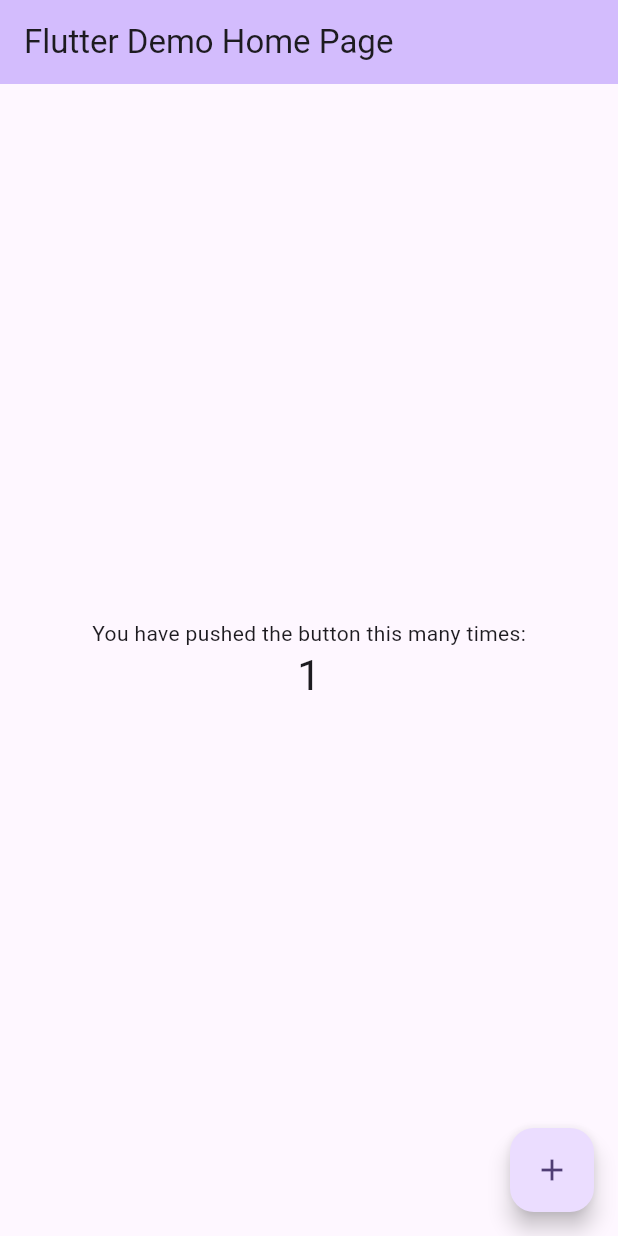
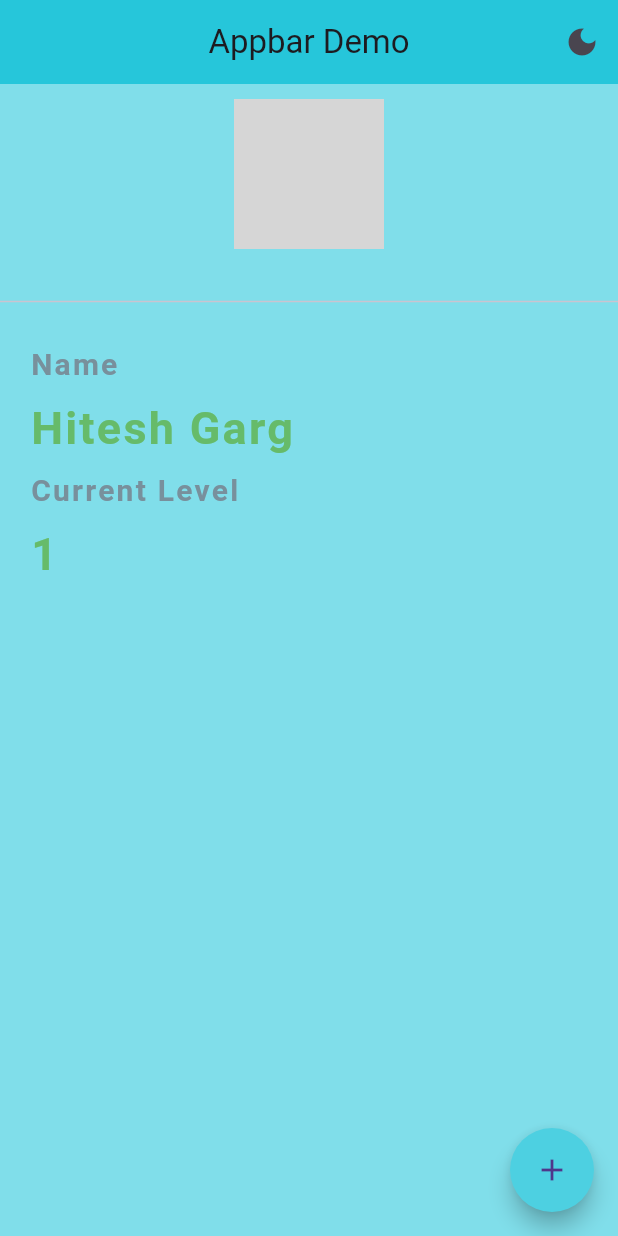
Before and after one commit to hitesh-telekom/flutter-app, a Flutter app: the screen it shows after launch, after a tap on the "add" icon, on a phone screen of 412 x 824 dp. Run offline on Flutter 3.47's test engine with Material 3 defaults, Android fonts, the phone set to English and light mode, and no system bars; network calls fail; grey boxes are pictures that could not be loaded.

Commit message:
added code for level up app

```diff
--- a/lib/main.dart
+++ b/lib/main.dart
@@ -1,125 +1,132 @@
+import 'package:flutter/cupertino.dart';
 import 'package:flutter/material.dart';
 
-void main() {
-  runApp(const MyApp());
+void main() => runApp(const MaterialApp(
+      home: HomePage(),
+    ));
+
+class HomePage extends StatefulWidget {
+  const HomePage({super.key});
+
+  @override
+  State<HomePage> createState() => _HomePageState();
 }
 
-class MyApp extends StatelessWidget {
-  const MyApp({super.key});
-
-  // This widget is the root of your application.
-  @override
-  Widget build(BuildContext context) {
-    return MaterialApp(
-      title: 'Flutter Demo',
-      theme: ThemeData(
-        // This is the theme of your application.
-        //
-        // TRY THIS: Try running your application with "flutter run". You'll see
-        // the application has a purple toolbar. Then, without quitting the app,
-        // try changing the seedColor in the colorScheme below to Colors.green
-        // and then invoke "hot reload" (save your changes or press the "hot
-        // reload" button in a Flutter-supported IDE, or press "r" if you used
-        // the command line to start the app).
-        //
-        // Notice that the counter didn't reset back to zero; the application
-        // state is not lost during the reload. To reset the state, use hot
-        // restart instead.
-        //
-        // This works for code too, not just values: Most code changes can be
-        // tested with just a hot reload.
-        colorScheme: ColorScheme.fromSeed(seedColor: Colors.deepPurple),
-        useMaterial3: true,
-      ),
-      home: const MyHomePage(title: 'Flutter Demo Home Page'),
-    );
-  }
-}
-
-class MyHomePage extends StatefulWidget {
-  const MyHomePage({super.key, required this.title});
-
-  // This widget is the home page of your application. It is stateful, meaning
-  // that it has a State object (defined below) that contains fields that affect
-  // how it looks.
-
-  // This class is the configuration for the state. It holds the values (in this
-  // case the title) provided by the parent (in this case the App widget) and
-  // used by the build method of the State. Fields in a Widget subclass are
-  // always marked "final".
-
-  final String title;
-
-  @override
-  State<MyHomePage> createState() => _MyHomePageState();
-}
-
-class _MyHomePageState extends State<MyHomePage> {
-  int _counter = 0;
-
-  void _incrementCounter() {
-    setState(() {
-      // This call to setState tells the Flutter framework that something has
-      // changed in this State, which causes it to rerun the build method below
-      // so that the display can reflect the updated values. If we changed
-      // _counter without calling setState(), then the build method would not be
-      // called again, and so nothing would appear to happen.
-      _counter++;
-    });
-  }
+class _HomePageState extends State<HomePage> {
+  int level = 0;
+  final double verticalPadding = 3;
+  final double horizontalPadding = 20;
 
   @override
   Widget build(BuildContext context) {
-    // This method is rerun every time setState is called, for instance as done
-    // by the _incrementCounter method above.
-    //
-    // The Flutter framework has been optimized to make rerunning build methods
-    // fast, so that you can just rebuild anything that needs updating rather
-    // than having to individually change instances of widgets.
     return Scaffold(
       appBar: AppBar(
-        // TRY THIS: Try changing the color here to a specific color (to
-        // Colors.amber, perhaps?) and trigger a hot reload to see the AppBar
-        // change color while the other colors stay the same.
-        backgroundColor: Theme.of(context).colorScheme.inversePrimary,
-        // Here we take the value from the MyHomePage object that was created by
-        // the App.build method, and use it to set our appbar title.
-        title: Text(widget.title),
+        title: const Text(
+          "Appbar Demo",
+        ),
+        centerTitle: true,
+        backgroundColor: Colors.cyan[400],
+        actions: [
+          IconButton(
+            onPressed: () {},
+            icon: const Icon(Icons.dark_mode),
+          ),
+        ],
       ),
-      body: Center(
-        // Center is a layout widget. It takes a single child and positions it
-        // in the middle of the parent.
+      body: Container(
+        color: Colors.cyan[200],
         child: Column(
-          // Column is also a layout widget. It takes a list of children and
-          // arranges them vertically. By default, it sizes itself to fit its
-          // children horizontally, and tries to be as tall as its parent.
-          //
-          // Column has various properties to control how it sizes itself and
-          // how it positions its children. Here we use mainAxisAlignment to
-          // center the children vertically; the main axis here is the vertical
-          // axis because Columns are vertical (the cross axis would be
-          // horizontal).
-          //
-          // TRY THIS: Invoke "debug painting" (choose the "Toggle Debug Paint"
-          // action in the IDE, or press "p" in the console), to see the
-          // wireframe for each widget.
-          mainAxisAlignment: MainAxisAlignment.center,
-          children: <Widget>[
-            const Text(
-              'You have pushed the button this many times:',
+          crossAxisAlignment: CrossAxisAlignment.start,
+          children: [
+            Container(
+              padding: const EdgeInsets.symmetric(vertical: 10, horizontal: 0),
+              child: const Center(
+                child: CircleAvatar(
+                  backgroundImage: NetworkImage(
+                      'https://img.freepik.com/free-vector/cute-boy-playing-game-sofa-with-headphone-cartoon-vector-icon-illustration-people-technology_138676-5483.jpg?w=1380&t=st=1709988764~exp=1709989364~hmac=e99b646d7e273696c3b9e4e0b52947922321eb099fa0b2a568d31c8afba2fc16'),
+                  radius: 50,
+                ),
+              ),
             ),
-            Text(
-              '$_counter',
-              style: Theme.of(context).textTheme.headlineMedium,
+            const Divider(
+              height: 50,
+            ),
+            Padding(
+              padding: EdgeInsets.symmetric(
+                vertical: verticalPadding,
+                horizontal: horizontalPadding,
+              ),
+              child: Text(
+                'Name',
+                style: TextStyle(
+                  fontWeight: FontWeight.bold,
+                  fontSize: 20,
+                  color: Colors.blueGrey[400],
+                  letterSpacing: 1.5,
+                ),
+              ),
+            ),
+            Padding(
+              padding: EdgeInsets.symmetric(
+                vertical: verticalPadding,
+                horizontal: horizontalPadding,
+              ),
+              child: Text(
+                'Hitesh Garg',
+                style: TextStyle(
+                  fontWeight: FontWeight.bold,
+                  fontSize: 30,
+                  color: Colors.green[400],
+                  letterSpacing: 1.5,
+                ),
+              ),
+            ),
+            Padding(
+              padding: EdgeInsets.symmetric(
+                vertical: verticalPadding,
+                horizontal: horizontalPadding,
+              ),
+              child: Text(
+                'Current Level',
+                style: TextStyle(
+                  fontWeight: FontWeight.bold,
+                  fontSize: 20,
+                  color: Colors.blueGrey[400],
+                  letterSpacing: 1.5,
+                ),
+              ),
+            ),
+            Padding(
+              padding: EdgeInsets.symmetric(
+                vertical: verticalPadding,
+                horizontal: horizontalPadding,
+              ),
+              child: Text(
+                "$level",
+                style: TextStyle(
+                  fontWeight: FontWeight.bold,
+                  fontSize: 30,
+                  color: Colors.green[400],
+                  letterSpacing: 1.5,
+                ),
+              ),
             ),
           ],
         ),
       ),
       floatingActionButton: FloatingActionButton(
-        onPressed: _incrementCounter,
-        tooltip: 'Increment',
-        child: const Icon(Icons.add),
-      ), // This trailing comma makes auto-formatting nicer for build methods.
+        backgroundColor: Colors.cyan[300],
+        onPressed: () {
+          setState(() {
+            level++;
+          });
+          print("floating button pressed");
+        },
+        shape: const CircleBorder(),
+        child: const Icon(
+          Icons.add,
+        ),
+      ),
     );
   }
 }
```
